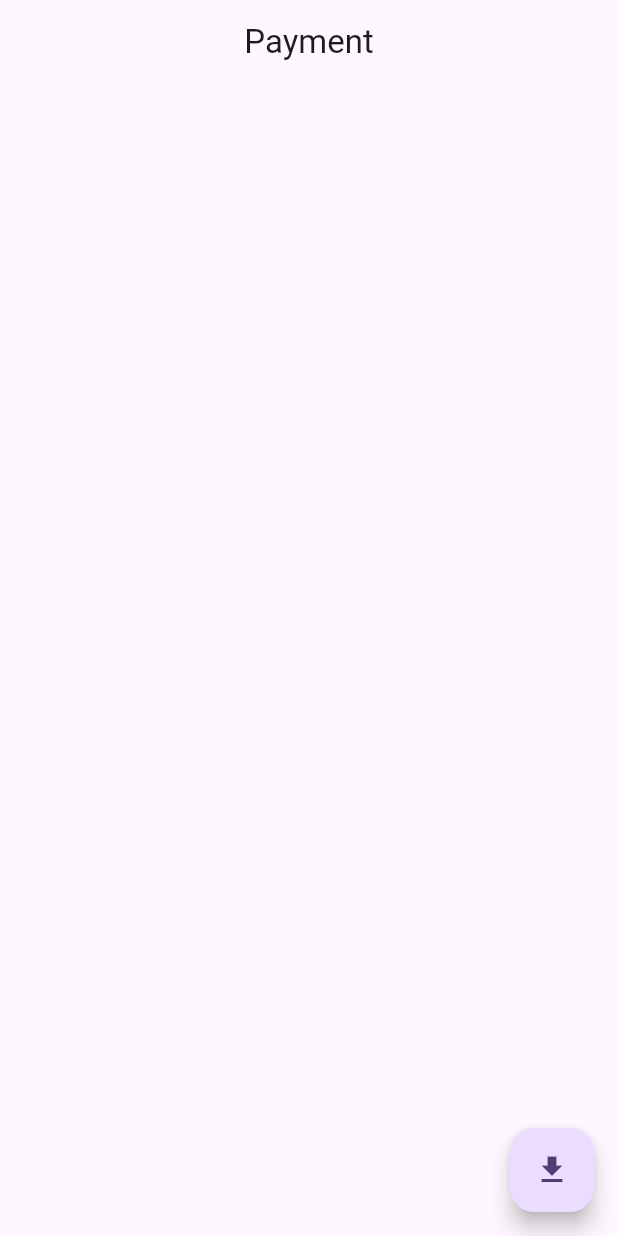
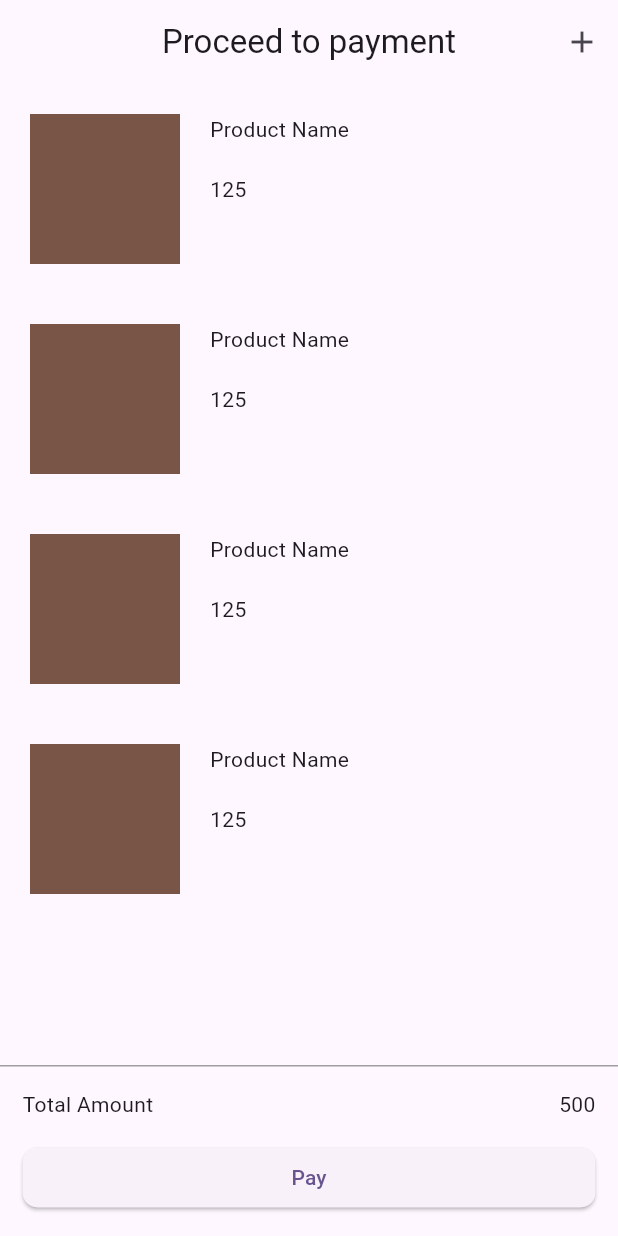
Before and after one commit to starkhasan/flutter_stripe_payment, a Flutter app: the screen it shows after launch, on a phone screen of 412 x 824 dp. Run offline on Flutter 3.47's test engine with Material 2 defaults, Android fonts, the phone set to English and light mode, and no system bars; missing offline and left inert: flutter_stripe.

Commit message:
Update UI

```diff
--- a/lib/main.dart
+++ b/lib/main.dart
@@ -15,6 +15,7 @@ class MyApp extends StatelessWidget {
   @override
   Widget build(BuildContext context) {
     return MaterialApp(
+      debugShowCheckedModeBanner: false,
       title: 'Flutter Demo',
       theme: ThemeData(
         colorScheme: ColorScheme.fromSeed(seedColor: Colors.deepPurple),
--- a/lib/payment_screen.dart
+++ b/lib/payment_screen.dart
@@ -1,4 +1,5 @@
 import 'dart:convert';
+import 'dart:math';
 import 'package:flutter/material.dart';
 import 'package:flutter_stripe/flutter_stripe.dart';
 import 'package:http/http.dart';
@@ -13,36 +14,115 @@ class PaymentScreen extends StatefulWidget {
 class _PaymentScreenState extends State<PaymentScreen> {
 
   var paymentIntent = {};
+  var item = 4;
+  var totalAmount = 0;
 
+  @override
+  void initState() {
+    totalAmount = item * 125;
+    super.initState();
+  }
 
   @override
   Widget build(BuildContext context) {
     return Scaffold(
-      appBar: AppBar(centerTitle: true, title: const Text('Payment')),
-      body: Container(),
-      floatingActionButton: FloatingActionButton(
-        onPressed: () => makePayment(),
-        child: const Icon(Icons.download),
+      appBar: AppBar(
+        centerTitle: true, title: const Text('Proceed to payment'),
+        actions: [
+          IconButton(
+            onPressed: () => addNewProduct(),
+            icon: const Icon(Icons.add)
+          )
+        ],
       ),
+      body: Column(
+        children: [
+          Expanded(
+            child: ListView.builder(
+              shrinkWrap: true,
+              itemCount: item,
+              itemBuilder: (context, index){
+                return Container(
+                  padding: const EdgeInsets.symmetric(vertical: 20.0, horizontal: 20.0),
+                  child: Row(
+                    crossAxisAlignment: CrossAxisAlignment.start,
+                    children: [
+                      Container(
+                        height: 100,
+                        width: 100,
+                        color: Colors.primaries[Random().nextInt(Colors.primaries.length)]
+                      ),
+                      const SizedBox(width: 20.0),
+                      Column(
+                        crossAxisAlignment: CrossAxisAlignment.start,
+                        children: const [
+                          Text('Product Name'),
+                          SizedBox(height: 20.0),
+                          Text('125')
+                        ],
+                      )
+                    ],
+                  ),
+                );
+              }
+            ),
+          ),
+          const Divider(height: 1.0,thickness: 1.0,color: Colors.grey),
+          Container(
+            padding: const EdgeInsets.symmetric(horizontal: 15.0, vertical: 15.0),
+            child: Column(
+              children: [
+                Row(
+                  mainAxisAlignment: MainAxisAlignment.spaceBetween,
+                  children: [
+                    const Text('Total Amount'),
+                    Text(totalAmount.toString())
+                  ],
+                ),
+                const SizedBox(height: 15.0),
+                SizedBox(
+                  width: double.maxFinite,
+                  child: ElevatedButton(
+                    onPressed: () => makePayment(),
+                    style: ElevatedButton.styleFrom(
+                      shape: const RoundedRectangleBorder(borderRadius: BorderRadius.all(Radius.circular(10.0)))
+                    ),
+                    child: const Text('Pay'),
+                  ),
+                ),
+              ],
+            ),
+          ),
+        ],
+      ),
+      // floatingActionButton: FloatingActionButton(
+      //   onPressed: () => makePayment(),
+      //   child: const Icon(Icons.download),
+      // ),
     );
   }
+
+  void addNewProduct() {
+    item+=1;
+    totalAmount = 125 * item;
+    update();
+  }
+
+  void update() => setState(() {});
 
   ///Make Payment Function
   Future<void> makePayment() async {
     try {
       //STEP 1: Create Payment Intent
-      paymentIntent = await createPaymentIntent('100', 'INR');
+      paymentIntent = await createPaymentIntent(totalAmount, 'INR');
       //STEP 2: Initialize Payment Sheet
-      await Stripe.instance
-          .initPaymentSheet(
-
-              paymentSheetParameters: SetupPaymentSheetParameters(
-                  paymentIntentClientSecret: paymentIntent[
-                      'client_secret'], //Gotten from payment intent
-                  style: ThemeMode.light,
-                  merchantDisplayName: 'Ikay'))
-          .then((value) {});
-
+      await Stripe.instance.initPaymentSheet(
+        paymentSheetParameters: SetupPaymentSheetParameters(
+          paymentIntentClientSecret: paymentIntent['client_secret'], //Gotten from payment intent
+          style: ThemeMode.light,
+          merchantDisplayName: 'Ikay'
+        )
+      ).then((value) {});
       //STEP 3: Display Payment sheet
       displayPaymentSheet();
     } catch (err) {
@@ -51,13 +131,13 @@ class _PaymentScreenState extends State<PaymentScreen> {
   }
 
 
-  String calculateAmount(String amount){
-    var convertAmount = int.parse(amount) * 100;
+  String calculateAmount(int amount){
+    var convertAmount = amount * 100;
     return convertAmount.toString();
   }
 
   ///Create Payment Intent
-  createPaymentIntent(String amount, String currency) async {
+  createPaymentIntent(int amount, String currency) async {
     try {
       //Request body
       Map<String, dynamic> body = {
```
